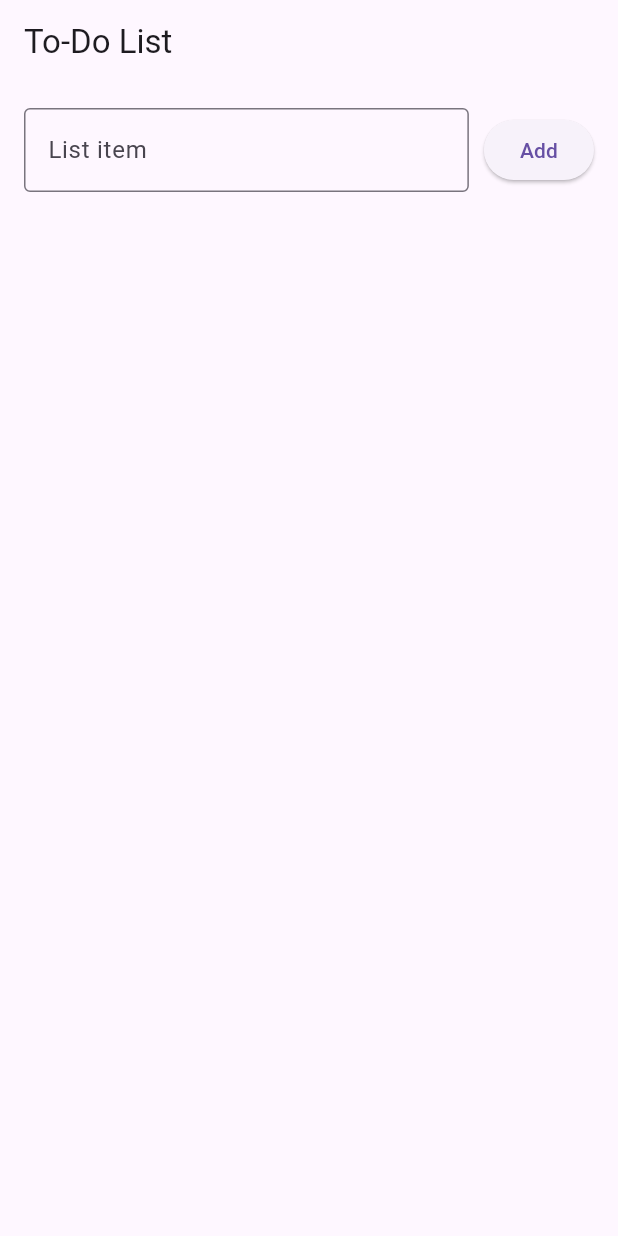
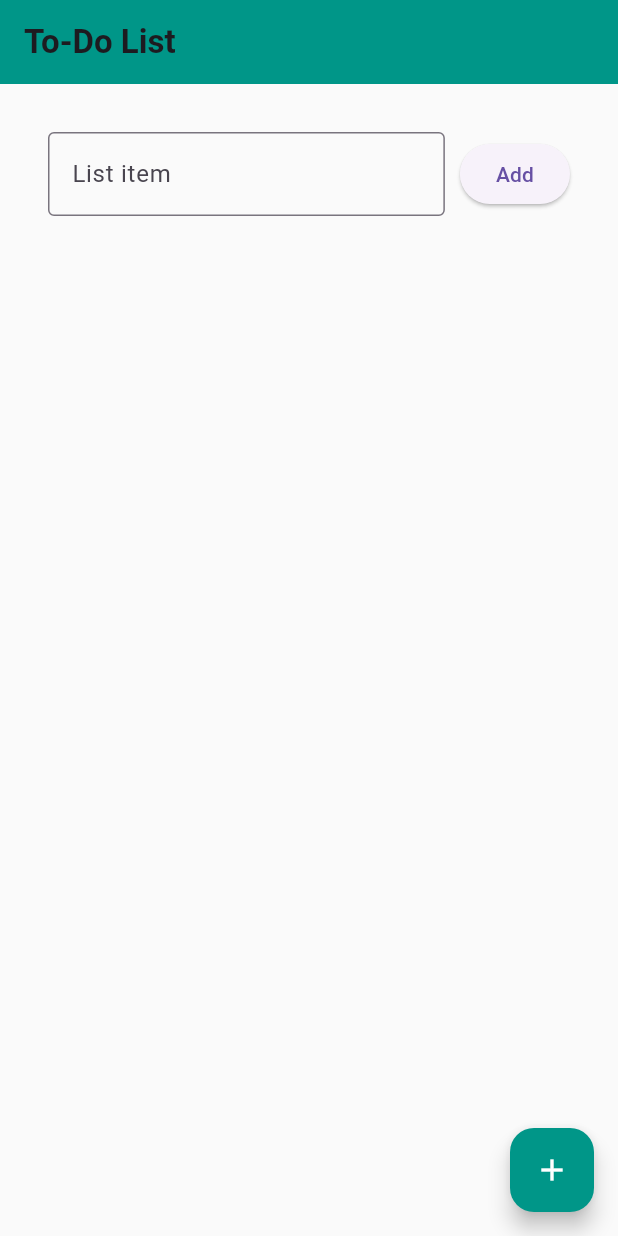
Before and after one commit to Yaj-t/todo_list_app, a Flutter app: the screen it shows after launch, on a phone screen of 412 x 824 dp. Run offline on Flutter 3.47's test engine with Material 3 defaults, Android fonts, the phone set to English and light mode, and no system bars.

Commit message:
Layout Design Update
Added colors, padding, and spacing

```diff
--- a/lib/screens/todo_home.dart
+++ b/lib/screens/todo_home.dart
@@ -4,6 +4,8 @@ import '../widgets/task_list.dart';
 import '../widgets/add_task_field.dart';
 
 class TodoHome extends StatefulWidget {
+  const TodoHome({super.key});
+
   @override
   _TodoHomeState createState() => _TodoHomeState();
 }
@@ -54,7 +56,7 @@ class _TodoHomeState extends State<TodoHome> {
   @override
   Widget build(BuildContext context) {
     List<Task> finishedTasks = [];
-    List<Task> unfinishedTasks = [];;
+    List<Task> unfinishedTasks = [];
     for (var task in _tasks) {
       if (task.isCompleted) {
         finishedTasks.add(task);
@@ -65,24 +67,34 @@ class _TodoHomeState extends State<TodoHome> {
 
     return Scaffold(
       appBar: AppBar(
-        title: Text('To-Do List'),
+        title: const Text('To-Do List', style: TextStyle(fontWeight: FontWeight.bold)),
+        backgroundColor: Colors.teal,
+        elevation: 0,
       ),
-      body: Column(
+      body: Padding(
+        padding: const EdgeInsets.symmetric(horizontal: 16.0),
+        child: Column(
           children: <Widget>[
+            const SizedBox(height: 16.0),
             Expanded(
               child: ListView(
                 children: <Widget>[
                   // Display unfinished tasks first
                   if (unfinishedTasks.isNotEmpty)
                     ExpansionTile(
-                    title: Text('${unfinishedTasks.length} Tasks left'),
+                      title: Text('${unfinishedTasks.length} Tasks left', style: TextStyle(color: Colors.teal[700], fontWeight: FontWeight.w600)),
                       initiallyExpanded: true,
                       children: [
                         Padding(
                           padding: const EdgeInsets.all(16.0),
-                        child: ElevatedButton(
+                          child: ElevatedButton.icon(
                             onPressed: _toggleAllUnfinished,
-                          child: Text('Toggle All Unfinished Tasks'),
+                            icon: const Icon(Icons.task_alt_outlined),
+                            label: const Text('Toggle All Unfinished Tasks'),
+                            style: ElevatedButton.styleFrom(
+                              backgroundColor: Colors.tealAccent[700],
+                              shape: RoundedRectangleBorder(borderRadius: BorderRadius.circular(12)),
+                            ),
                           ),
                         ),
                         TaskList(
@@ -98,17 +110,23 @@ class _TodoHomeState extends State<TodoHome> {
                     onAddTask: _addTask,
                     focusNode: _taskFocusNode,
                   ),
+                  const SizedBox(height: 16.0),
                   // Display finished tasks
                   if (finishedTasks.isNotEmpty)
                     ExpansionTile(
-                    title: Text('${finishedTasks.length} Completed tasks'),
+                      title: Text('${finishedTasks.length} Completed tasks', style: TextStyle(color: Colors.green[700], fontWeight: FontWeight.w600)),
                       initiallyExpanded: true,
                       children: [
                         Padding(
                           padding: const EdgeInsets.all(16.0),
-                        child: ElevatedButton(
+                          child: ElevatedButton.icon(
                             onPressed: _toggleAllFinished,
-                          child: Text('Toggle All Finished Tasks'),
+                            icon: const Icon(Icons.check_circle_outline),
+                            label: const Text('Toggle All Finished Tasks'),
+                            style: ElevatedButton.styleFrom(
+                              backgroundColor: Colors.green[300],
+                              shape: RoundedRectangleBorder(borderRadius: BorderRadius.circular(12)),
+                            ),
                           ),
                         ),
                         TaskList(
@@ -123,6 +141,13 @@ class _TodoHomeState extends State<TodoHome> {
             ),
           ],
         ),
+      ),
+      floatingActionButton: FloatingActionButton(
+        onPressed: _addTask,
+        backgroundColor: Colors.teal,
+        child: const Icon(Icons.add, color: Colors.white),
+      ),
+      backgroundColor: Colors.grey[50],
     );
   }
 }
```
Lines whose indentation alone changed are shown as unchanged.
